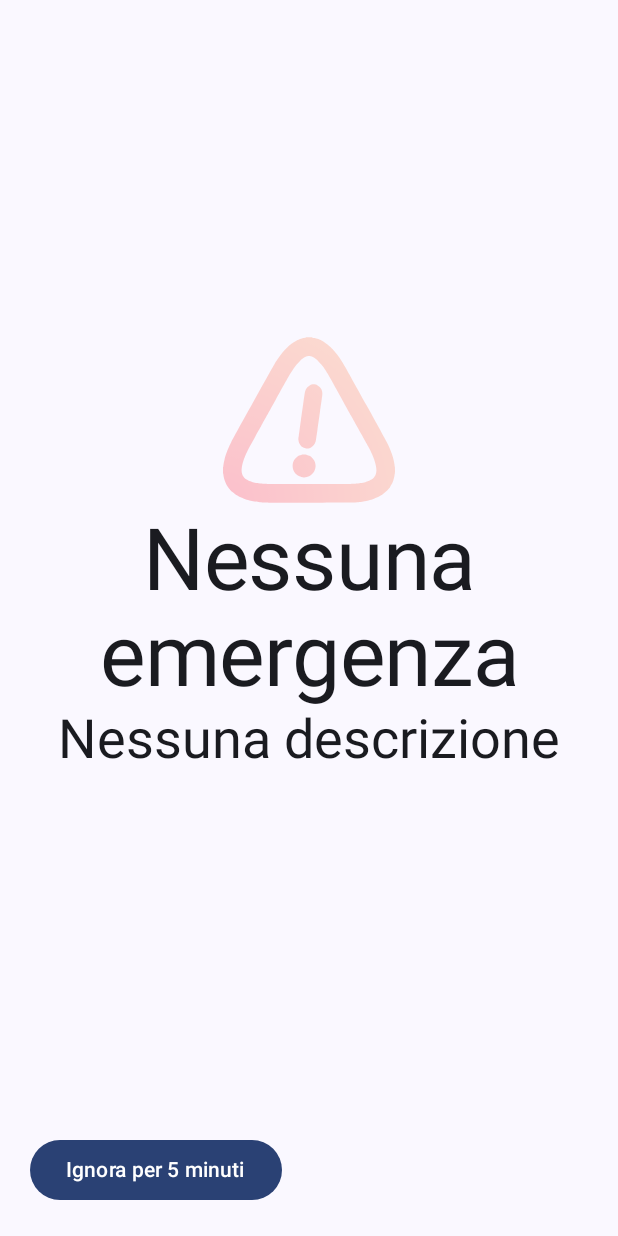
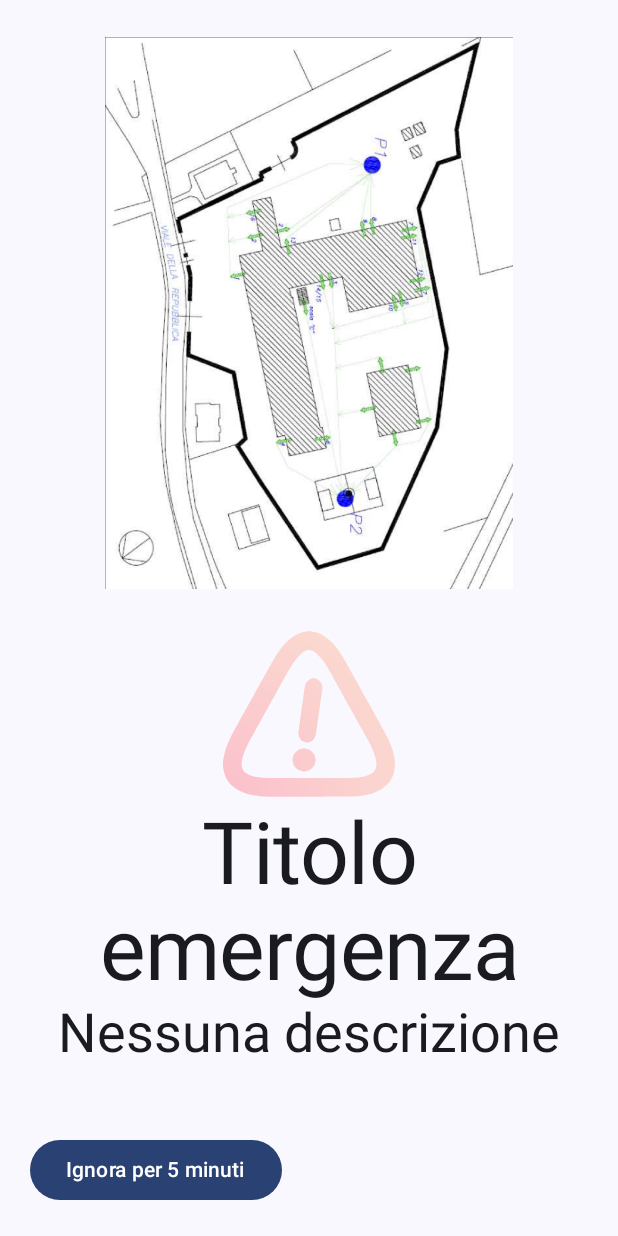
Before and after one commit to AmedeoAlf/SafetyApp, an Android app built with Jetpack Compose: the EmergencyActivity screen opened directly, with no data from a screen before it, on a phone screen of 412 x 824 dp. Run offline under Robolectric (Android 15) with nearby library versions, the phone set to English and light mode, and no system bars; 1 statement that could not run was skipped.

Commit message:
Aggiunta del piano di emergenza

```diff
--- a/app/src/main/java/it/edu/iisfermisacconiceciap/safetyapp/Background.kt
+++ b/app/src/main/java/it/edu/iisfermisacconiceciap/safetyapp/Background.kt
@@ -20,7 +20,7 @@ import java.util.TimerTask
 class Background : Service() {
     companion object {
         var running: Background? = null
-        var currEmergency = "Nessuna emergenza"
+        var currEmergency = "Titolo emergenza"
         var currDescrizione = "Nessuna descrizione"
         var isEmergency = false
         var snoozeUntil: Instant = Instant.now()
--- a/app/src/main/java/it/edu/iisfermisacconiceciap/safetyapp/EmergencyActivity.kt
+++ b/app/src/main/java/it/edu/iisfermisacconiceciap/safetyapp/EmergencyActivity.kt
@@ -3,12 +3,14 @@ package it.edu.iisfermisacconiceciap.safetyapp
 import android.os.Bundle
 import androidx.activity.ComponentActivity
 import androidx.activity.compose.setContent
+import androidx.activity.enableEdgeToEdge
 import androidx.compose.runtime.LaunchedEffect
 import kotlinx.coroutines.delay
 
 class EmergencyActivity : ComponentActivity() {
     override fun onCreate(savedInstanceState: Bundle?) {
         super.onCreate(savedInstanceState)
+        enableEdgeToEdge()
         setContent {
             EmergencyScreen()
             LaunchedEffect(Unit) {
--- a/app/src/main/java/it/edu/iisfermisacconiceciap/safetyapp/EmergencyScreen.kt
+++ b/app/src/main/java/it/edu/iisfermisacconiceciap/safetyapp/EmergencyScreen.kt
@@ -10,8 +10,13 @@ import androidx.compose.foundation.Image
 import androidx.compose.foundation.layout.Arrangement
 import androidx.compose.foundation.layout.Column
 import androidx.compose.foundation.layout.Row
+import androidx.compose.foundation.layout.WindowInsets
+import androidx.compose.foundation.layout.asPaddingValues
+import androidx.compose.foundation.layout.fillMaxHeight
 import androidx.compose.foundation.layout.fillMaxSize
+import androidx.compose.foundation.layout.fillMaxWidth
 import androidx.compose.foundation.layout.padding
+import androidx.compose.foundation.layout.safeDrawing
 import androidx.compose.foundation.layout.size
 import androidx.compose.material3.Button
 import androidx.compose.material3.MaterialTheme
@@ -27,6 +32,7 @@ import androidx.compose.runtime.setValue
 import androidx.compose.ui.Alignment
 import androidx.compose.ui.Modifier
 import androidx.compose.ui.draw.alpha
+import androidx.compose.ui.platform.LocalConfiguration
 import androidx.compose.ui.res.painterResource
 import androidx.compose.ui.text.style.TextAlign
 import androidx.compose.ui.tooling.preview.Preview
@@ -45,11 +51,16 @@ fun EmergencyScreen() {
         var emergency by remember { mutableStateOf(Background.currEmergency) }
         var desc by remember { mutableStateOf(Background.currDescrizione) }
         var timeLeft by remember { mutableStateOf(getSnoozeLeft()) }
+
+        val orientation = LocalConfiguration.current.orientation
 //        var timeLeft by remember { mutableStateOf(Background.getSnoozeLeft()) }
 
         Surface(modifier = Modifier.fillMaxSize()) {
-            Scaffold(Modifier.fillMaxSize(), bottomBar = {
-                Row(horizontalArrangement = Arrangement.SpaceAround) {
+            Scaffold(
+                Modifier
+                    .fillMaxSize()
+                    .padding(WindowInsets.safeDrawing.asPaddingValues()), bottomBar = {
+                    Row(horizontalArrangement = Arrangement.SpaceEvenly) {
                         Button(
                             { snoozeUntil = Instant.now().plusSeconds(60 * 5) },
                             Modifier.padding(20.dp)
@@ -57,17 +68,55 @@ fun EmergencyScreen() {
                             Text("Ignora per 5 minuti")
                         }
                         if (timeLeft != null) Text(
-                        "Puoi usare il dispositivo liberamente per $timeLeft",
-                        Modifier.align(Alignment.CenterVertically)
+                            "L'allarme non verrà mostrato per $timeLeft",
+                            Modifier
+                                .align(Alignment.CenterVertically)
+                                .padding(20.dp)
                         )
                     }
                 }) {
+                val mod = Modifier.fillMaxSize().padding(it)
+                when (orientation) {
+                    Configuration.ORIENTATION_LANDSCAPE -> {
+                        Row(mod, Arrangement.SpaceEvenly, Alignment.CenterVertically) {
+                            EmergencyPlan(
+                                Modifier
+                                    .fillMaxHeight()
+                                    .fillMaxWidth(0.4f)
+                            )
+                            EmergencyDisplay(emergency, desc)
+                        }
+                    }
+                    else -> {
+                        Column(mod, Arrangement.SpaceEvenly, Alignment.CenterHorizontally) {
+                            EmergencyPlan(
+                                Modifier
+                                    .fillMaxWidth()
+                                    .fillMaxHeight(0.5f)
+                            )
+                            EmergencyDisplay(emergency, desc)
+                        }
+                    }
+                }
+            }
+        }
+        LaunchedEffect(key1 = Unit, block = {
+            while (true) {
+                delay(200)
+                emergency = Background.currEmergency
+                desc = Background.currDescrizione
+                timeLeft = getSnoozeLeft()
+            }
+        })
+    }
+}
+
+@Composable
+fun EmergencyDisplay(title: String, description: String, modifier: Modifier = Modifier) {
     Column(
-                    Modifier
-                        .fillMaxSize()
-                        .padding(it),
+        modifier = modifier,
         verticalArrangement = Arrangement.Center,
-                    horizontalAlignment = Alignment.CenterHorizontally
+        horizontalAlignment = Alignment.CenterHorizontally,
     ) {
         val transition = rememberInfiniteTransition()
         val blink by transition.animateFloat(
@@ -86,24 +135,21 @@ fun EmergencyScreen() {
                 .alpha(blink)
         )
         Text(
-                        emergency,
+            title,
             style = MaterialTheme.typography.displayLarge,
             textAlign = TextAlign.Center
         )
         Text(
-                        desc, style = MaterialTheme.typography.displaySmall,
+            description, style = MaterialTheme.typography.displaySmall,
             textAlign = TextAlign.Center
         )
-                    LaunchedEffect(key1 = Unit, block = {
-                        while (true) {
-                            delay(200)
-                            emergency = Background.currEmergency
-                            desc = Background.currDescrizione
-                            timeLeft = getSnoozeLeft()
-                        }
-                    })
     }
 }
+
+@Composable
+fun EmergencyPlan(modifier: Modifier = Modifier) {
+    Image(
+        painterResource(R.drawable.emergency_plan), "Mappa piano di emergenza",
+        modifier = modifier
+    )
 }
-    }
-}
--- a/app/src/main/java/it/edu/iisfermisacconiceciap/safetyapp/ErrorScreen.kt
+++ b/app/src/main/java/it/edu/iisfermisacconiceciap/safetyapp/ErrorScreen.kt
@@ -4,9 +4,12 @@ import android.content.res.Configuration
 import androidx.compose.foundation.layout.Arrangement
 import androidx.compose.foundation.layout.Column
 import androidx.compose.foundation.layout.PaddingValues
+import androidx.compose.foundation.layout.WindowInsets
+import androidx.compose.foundation.layout.asPaddingValues
 import androidx.compose.foundation.layout.fillMaxSize
 import androidx.compose.foundation.layout.fillMaxWidth
 import androidx.compose.foundation.layout.padding
+import androidx.compose.foundation.layout.safeDrawing
 import androidx.compose.foundation.lazy.grid.GridCells
 import androidx.compose.foundation.lazy.grid.LazyVerticalGrid
 import androidx.compose.foundation.lazy.grid.items
@@ -46,7 +49,7 @@ fun MissingPermScreen(
 ) {
     SafetyAppTheme {
         Surface(Modifier.fillMaxSize()) {
-            Column {
+            Column(Modifier.padding(WindowInsets.safeDrawing.asPaddingValues())) {
                 Text(
                     "Permessi mancanti",
                     Modifier.padding(start = 20.dp, end = 20.dp, top = 30.dp),
--- a/app/src/main/java/it/edu/iisfermisacconiceciap/safetyapp/MainActivity.kt
+++ b/app/src/main/java/it/edu/iisfermisacconiceciap/safetyapp/MainActivity.kt
@@ -11,6 +11,7 @@ import android.os.PowerManager
 import android.provider.Settings
 import androidx.activity.ComponentActivity
 import androidx.activity.compose.setContent
+import androidx.activity.enableEdgeToEdge
 import androidx.activity.result.contract.ActivityResultContracts
 import androidx.core.net.toUri
 
@@ -48,6 +49,8 @@ class MainActivity : ComponentActivity() {
                 if (granted) refreshMenu()
             }.launch(android.Manifest.permission.POST_NOTIFICATIONS)
         }
+
+        enableEdgeToEdge()
     }
 
     private fun showSuccessScreen() {
```
Also changed, not shown: app/src/main/java/it/edu/iisfermisacconiceciap/safetyapp/SuccessScreen.kt (+15 -3 lines), app/src/main/res/drawable/emergency_plan.png (added). Lines whose indentation alone changed are shown as unchanged.
